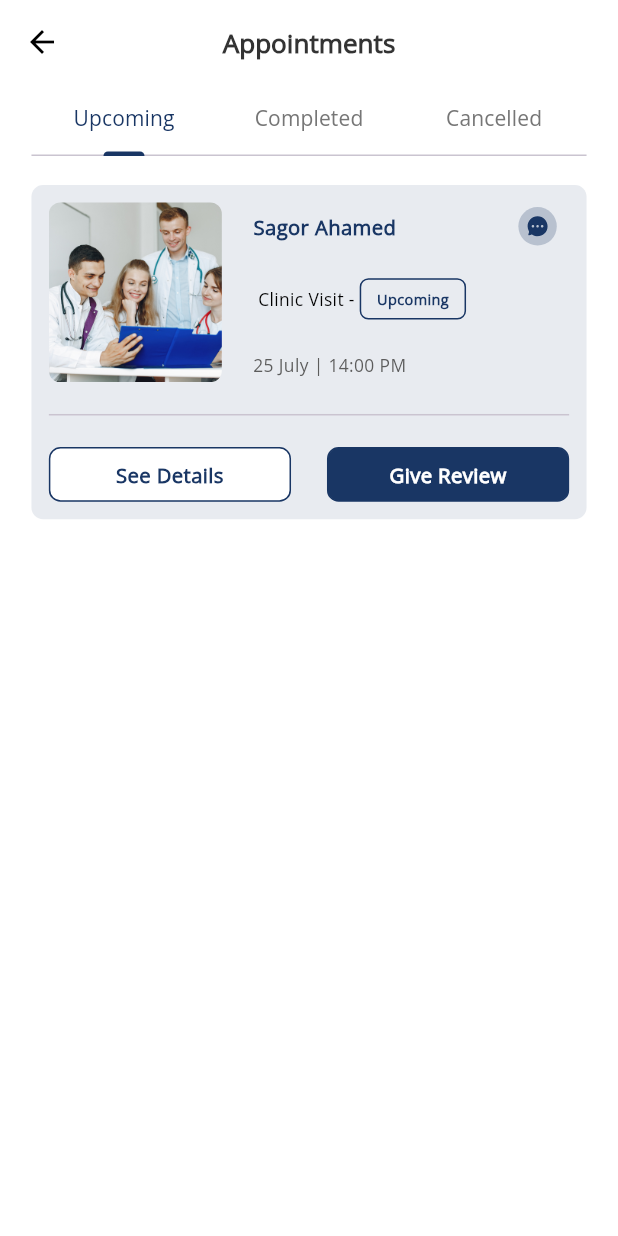
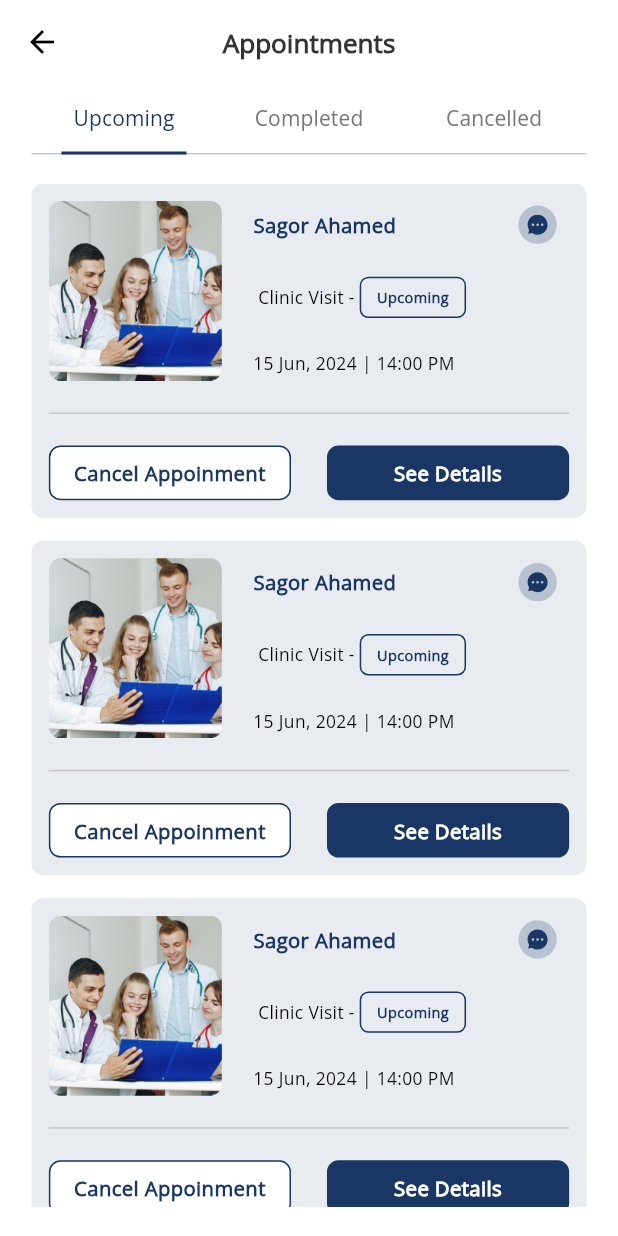
Before and after one commit to sagorahamed1/medical-appointment, a Flutter app: the UserAppointmentsScreen screen opened directly, on a phone screen of 412 x 824 dp. Run offline on Flutter 3.47's test engine with Material 3 defaults, Android fonts, the phone set to English and light mode, and no system bars; our stand-ins replace flutter_screenutil, flutter_spinkit, flutter_svg, get, pin_code_fields, shared_preferences and 1 more; accounts and stored records are empty.

Commit message:
appointment screen done

```diff
--- /dev/null
+++ b/lib/helpers/time_format.dart
@@ -0,0 +1,36 @@
+import 'package:intl/intl.dart';
+
+
+class TimeFormatHelper {
+  static String formatDate(DateTime date) {
+    return DateFormat('dd MMM, yyyy').format(date);
+  }
+
+  static String dateMountFormat(DateTime date) {
+    return DateFormat('dd\n MMM ').format(date);
+  }
+
+  static String timeFormat(DateTime date) {
+    return DateFormat('hh:mm a').format(date);
+  }
+
+
+  static timeWithAMPM(String time){
+    DateTime parsedTime = DateFormat('HH:mm:ss').parse(time);
+    String formattedTime = DateFormat('h:mm a').format(parsedTime);
+    return formattedTime;
+  }
+
+  // static Future<void> isFutureDate(String input) async {
+  //   try {
+  //     DateTime date = DateTime.parse(input);
+  //     DateTime now = DateTime.now();
+  //     await PrefsHelper.setBool(AppConstants.isFutureDate, date.isAfter(now));
+  //   } catch (e) {
+  //     PrefsHelper.setBool(AppConstants.isFutureDate, false);
+  //   }
+  // }
+  //
+
+
+}
--- a/lib/views/screens/User/User_Appointments/user_appointments_screen.dart
+++ b/lib/views/screens/User/User_Appointments/user_appointments_screen.dart
@@ -1,3 +1,4 @@
+import 'package:doctor_appointment/helpers/time_format.dart';
 import 'package:doctor_appointment/utils/app_colors.dart';
 import 'package:doctor_appointment/utils/app_dimentions.dart';
 import 'package:doctor_appointment/views/widgets/custom_two_button.dart';
@@ -55,7 +56,8 @@ class _UserAppointmentsScreenState extends State<UserAppointmentsScreen>
           unselectedLabelStyle: const TextStyle(color: Colors.red),
           unselectedLabelColor: const Color(0xff767676),
           indicatorColor: AppColors.primaryColor,
-          indicatorWeight: 2.0,
+          indicatorSize: TabBarIndicatorSize.tab,
+          indicatorWeight: 1.0,
           indicatorPadding: const EdgeInsets.symmetric(horizontal: 20.0),
         ),
       ),
@@ -64,9 +66,72 @@ class _UserAppointmentsScreenState extends State<UserAppointmentsScreen>
         padding: EdgeInsets.symmetric(
             horizontal: Dimensions.paddingSizeDefault.w,
             vertical: Dimensions.paddingSizeDefault.h),
-        child: Column(
+        child: TabBarView(
+          controller: _tabController,
           children: [
-            AppointmentsCard()
+            ///=======================Up Coming Lists====================>
+            Expanded(
+              child: ListView.builder(
+                itemCount: 10,
+                itemBuilder: (context, index) {
+                  return Padding(
+                    padding: EdgeInsets.only(bottom: 16.h),
+                    child: AppointmentsCard(
+                      image: AppImages.getStarted1,
+                      name: "Sagor Ahamed",
+                      appointmentsType: "Upcoming",
+                      date: DateTime.now(),
+                      messageIcon: AppIcons.messageIcon2,
+                      time: "14:00 PM",
+                      leftBtnName: 'Cancel Appoinment',
+                      rightBtnName: 'See Details',
+                    ),
+                  );
+                },
+              ),
+            ),
+
+            ///=======================Completed Lists====================>
+            Expanded(
+              child: ListView.builder(
+                itemCount: 10,
+                itemBuilder: (context, index) {
+                  return Padding(
+                    padding: EdgeInsets.only(bottom: 16.h),
+                    child: AppointmentsCard(
+                      image: AppImages.getStarted1,
+                      name: "Sagor Ahamed",
+                      leftBtnName: 'See Details',
+                      rightBtnName: 'Give Review',
+                      appointmentsType: 'Completed',
+                      date: DateTime.now(),
+                      time: "14:00 PM",
+                    ),
+                  );
+                },
+              ),
+            ),
+
+
+
+            ///=======================Cancelled Lists====================>
+            Expanded(
+              child: ListView.builder(
+                itemCount: 10,
+                itemBuilder: (context, index) {
+                  return Padding(
+                    padding: EdgeInsets.only(bottom: 16.h),
+                    child: AppointmentsCard(
+                      image: AppImages.getStarted1,
+                      name: "Sagor Ahamed",
+                      appointmentsType: 'Cancelled',
+                      date: DateTime.now(),
+                      time: "14:00 PM",
+                    ),
+                  );
+                },
+              ),
+            ),
           ],
         ),
       ),
@@ -74,13 +139,34 @@ class _UserAppointmentsScreenState extends State<UserAppointmentsScreen>
   }
 }
 
+class AppointmentsCard extends StatelessWidget {
+  final String? image;
+  final String? name;
+  final String? messageIcon;
+  final String? appointmentsType;
+  final DateTime? date;
+  final String? time;
+  final String? leftBtnName;
+  final String? leftBtnOnTap;
+  final String? rightBtnName;
+  final String? rightBtnOnTap;
 
-class AppointmentsCard extends StatelessWidget {
-  const AppointmentsCard({super.key});
+  const AppointmentsCard(
+      {super.key,
+      this.image,
+      this.name,
+      this.messageIcon,
+      this.appointmentsType,
+      this.date,
+      this.time,
+      this.leftBtnName,
+      this.leftBtnOnTap,
+      this.rightBtnName,
+      this.rightBtnOnTap});
 
   @override
   Widget build(BuildContext context) {
-    return             Container(
+    return Container(
       decoration: BoxDecoration(
           color: AppColors.fillColorE8EBF0,
           borderRadius: BorderRadius.circular(8.r)),
@@ -93,10 +179,10 @@ class AppointmentsCard extends StatelessWidget {
                 ///=======================Image=========================>
                 Container(
                     clipBehavior: Clip.antiAlias,
-                    decoration: BoxDecoration(
-                        borderRadius: BorderRadius.circular(8.r)),
+                    decoration:
+                        BoxDecoration(borderRadius: BorderRadius.circular(8.r)),
                     child: Image.asset(
-                      AppImages.getStarted1,
+                      "$image",
                       height: 120,
                       width: 110.w,
                       fit: BoxFit.cover,
@@ -111,27 +197,27 @@ class AppointmentsCard extends StatelessWidget {
                         crossAxisAlignment: CrossAxisAlignment.start,
                         children: [
                           Row(
-                            mainAxisAlignment:
-                            MainAxisAlignment.spaceBetween,
+                            mainAxisAlignment: MainAxisAlignment.spaceBetween,
                             children: [
                               ///==========================Doctor Name=========================>
                               Expanded(
                                 child: CustomText(
                                     textAlign: TextAlign.start,
-                                    text: "Sagor Ahamed ",
+                                    text: "$name",
                                     color: AppColors.primaryColor,
                                     fontWeight: FontWeight.w600),
                               ),
 
                               ///=======================Message Icon=========================>
-                              Container(
+                              messageIcon == null
+                                  ? const SizedBox()
+                                  : Container(
                                       decoration: const BoxDecoration(
                                           shape: BoxShape.circle,
                                           color: Color(0xffB8C1CF)),
                                       child: Padding(
                                         padding: EdgeInsets.all(6.r),
-                                    child: SvgPicture.asset(
-                                        AppIcons.messageIcon2),
+                                        child: SvgPicture.asset("$messageIcon"),
                                       )),
                             ],
                           ),
@@ -148,12 +234,13 @@ class AppointmentsCard extends StatelessWidget {
                               Container(
                                 decoration: BoxDecoration(
                                     borderRadius: BorderRadius.circular(6.r),
-                                    border: Border.all(color: AppColors.primaryColor)
-                                ),
+                                    border: Border.all(
+                                        color: AppColors.primaryColor)),
                                 child: Padding(
-                                  padding:  EdgeInsets.symmetric(vertical: 6.h,horizontal: 10.w),
+                                  padding: EdgeInsets.symmetric(
+                                      vertical: 6.h, horizontal: 10.w),
                                   child: CustomText(
-                                    text: "Upcoming",
+                                    text: "$appointmentsType",
                                     fontWeight: FontWeight.w600,
                                     fontsize: 10.h,
                                     color: AppColors.primaryColor,
@@ -163,8 +250,9 @@ class AppointmentsCard extends StatelessWidget {
                             ],
                           ),
                           CustomText(
-                            text: "25 July | 14:00 PM",
-                            color: AppColors.textColor5C5C5C,
+                            text:
+                                "${TimeFormatHelper.formatDate(date!)} | $time",
+                            color: Colors.black,
                             maxline: 2,
                             fontsize: 12.h,
                             top: 14.h,
@@ -178,18 +266,22 @@ class AppointmentsCard extends StatelessWidget {
               ],
             ),
 
+            leftBtnName == null ? const SizedBox() :
 
+            Column(
+              children: [
                 SizedBox(height: 14.h),
                 const Divider(),
                 SizedBox(height: 14.h),
-
                 CustomTwoButon(
                     width: 154.w,
-                btnNameList: const ["See Details", 'Give Review'],
-                rightBtnOnTap: (){},
-                leftBtnOnTap: (){},
-                initialSeclected: 0
+                    btnNameList: ["$leftBtnName", '$rightBtnName'],
+                    rightBtnOnTap: () {},
+                    leftBtnOnTap: () {},
+                    initialSeclected: 0)
+              ],
             )
+
           ],
         ),
       ),
```
Lines whose indentation alone changed are shown as unchanged.
